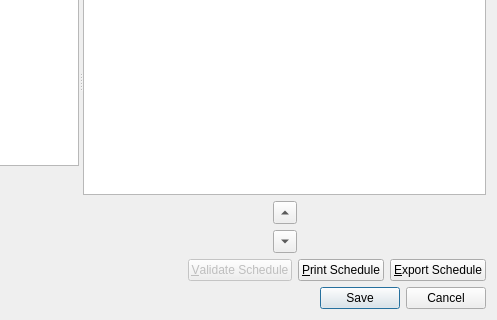
diana134/afs, file Forms/ui_scheduleDialog.ui: the form before one commit; both pictures show x 336 to 833 and y 103 to 423 of the 833 by 423 pixel window.
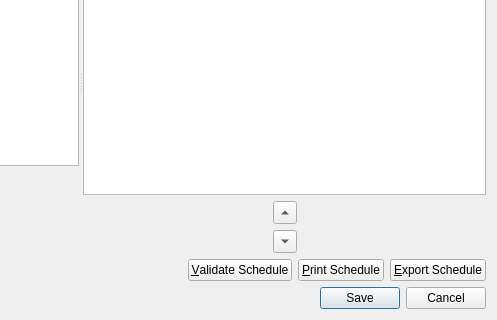
The form after the commit.

Diff of the .ui file:
```diff
--- a/Forms/ui_scheduleDialog.ui
+++ b/Forms/ui_scheduleDialog.ui
@@ -204,7 +204,7 @@
      <item>
       <widget class="QPushButton" name="validateBtn">
        <property name="enabled">
-        <bool>false</bool>
+        <bool>true</bool>
        </property>
        <property name="text">
         <string>&amp;Validate Schedule</string>
```
